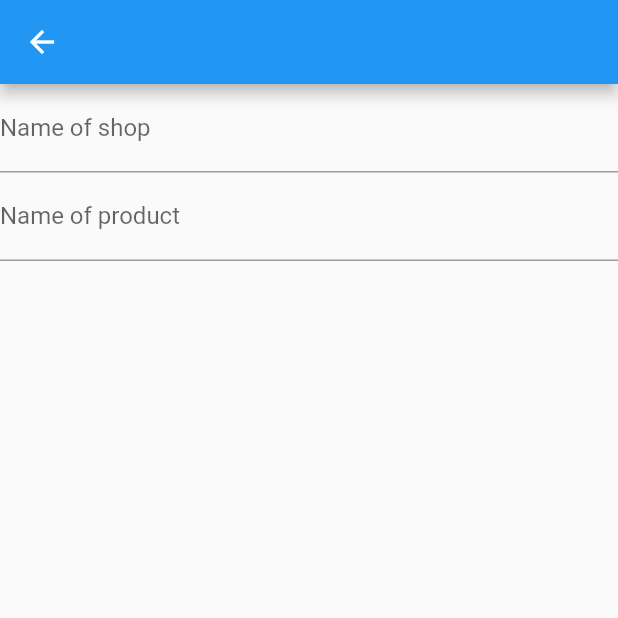
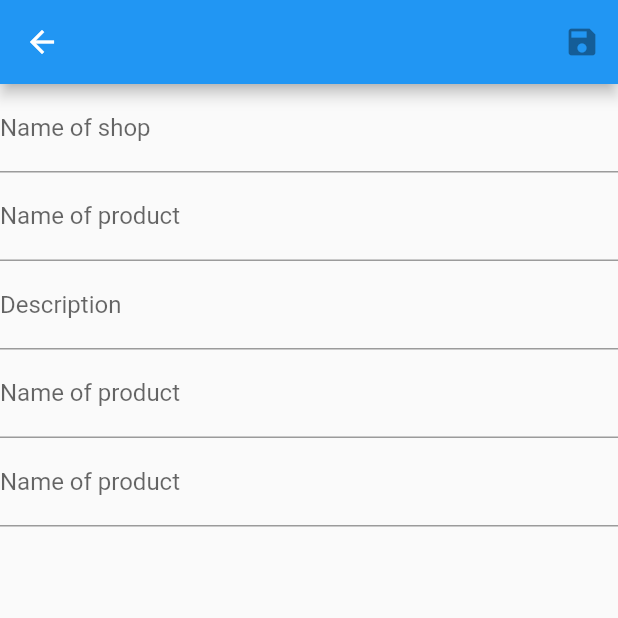
Before and after one commit to jhaym3s/fluterwave_challenge, a Flutter app: the AddAndEditScreen screen opened by its route, on a phone screen of 412 x 824 dp, the top half of it. Run offline on Flutter 3.47's test engine with Material 2 defaults, Android fonts, the phone set to English and light mode, and no system bars; network calls fail.

Commit message:
I don't know why textFeild is tiring to me man

```diff
--- a/lib/providers/product.dart
+++ b/lib/providers/product.dart
@@ -3,7 +3,9 @@ import 'package:flutter/cupertino.dart';
 class Product with ChangeNotifier{
   final String title,imageUrl,shopName,id,description;
   bool isFavourite;
-  double price;
+  final double price;
+  //final int quantity;
+
 
   Product({this.title,this.imageUrl,this.isFavourite = false,this.shopName= "",this.id,this.price,this.description});
 
--- a/lib/screens/add_and_edit_screen.dart
+++ b/lib/screens/add_and_edit_screen.dart
@@ -16,7 +16,11 @@ class _AddAndEditScreenState extends State<AddAndEditScreen> {
   @override
   Widget build(BuildContext context) {
     return Scaffold(
-      appBar: AppBar(),
+      appBar: AppBar(
+        actions: [
+          IconButton(icon: Icon(Icons.save), onPressed: null)
+        ],
+      ),
       body: Form(
         key: _form,
           child: Column(
@@ -42,6 +46,36 @@ focusNode: shopNameFocusNode,
          labelText: "Name of product",
        ),
      ),
+       TextFormField(
+        focusNode: titleFocusNode,
+       textInputAction: TextInputAction.next,
+        onFieldSubmitted: (_){
+          FocusScope.of(context).requestFocus(titleFocusNode);
+        },
+       decoration: InputDecoration(
+         labelText: "Description",
+       ),
+     ),
+     TextFormField(
+        focusNode: titleFocusNode,
+       textInputAction: TextInputAction.next,
+        onFieldSubmitted: (_){
+          FocusScope.of(context).requestFocus(titleFocusNode);
+        },
+       decoration: InputDecoration(
+         labelText: "Name of product",
+       ),
+     ),
+     TextFormField(
+        focusNode: titleFocusNode,
+       textInputAction: TextInputAction.next,
+        onFieldSubmitted: (_){
+          FocusScope.of(context).requestFocus(titleFocusNode);
+        },
+       decoration: InputDecoration(
+         labelText: "Name of product",
+       ),
+     ),
         ],
       )),
     );
```
